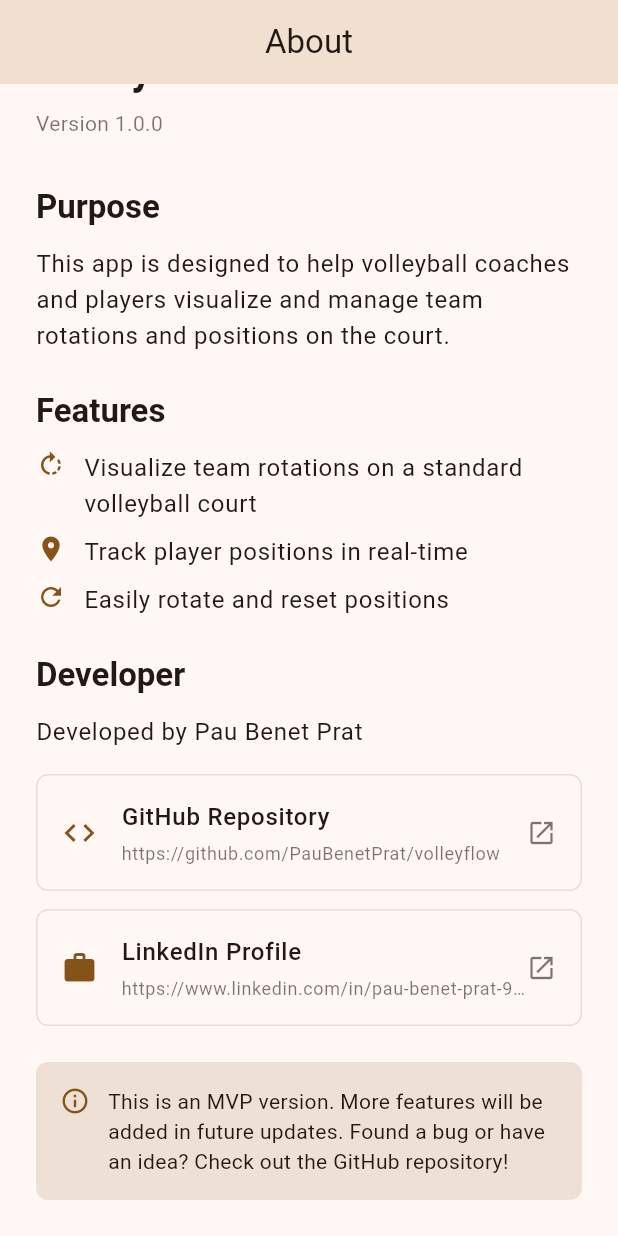
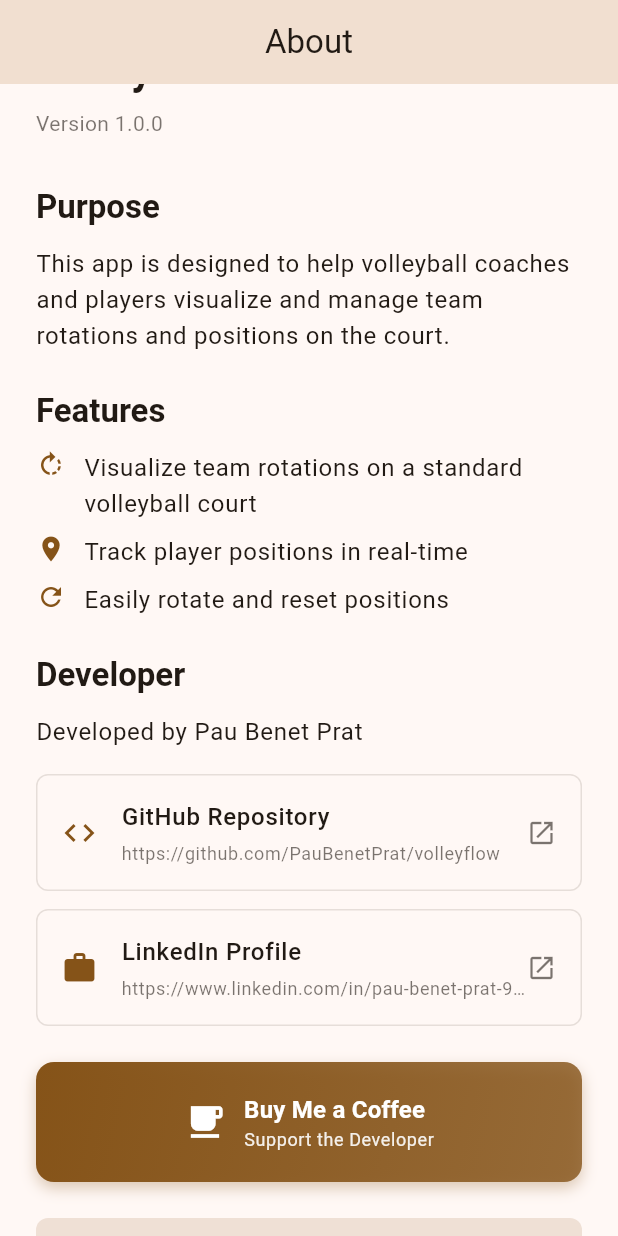
Before and after one commit to PauBenetPrat/volleyflow, a Flutter app: the AboutPage screen opened by its route, scrolled down 164 dp, on a phone screen of 412 x 824 dp. Run offline on Flutter 3.47's test engine with Material 3 defaults, Android fonts, the phone set to English and light mode, and no system bars; our stand-ins replace flutter_riverpod, go_router, shared_preferences; accounts and stored records are empty.

Commit message:
no-rev: Add buy me a coffee link

```diff
--- a/lib/features/about/presentation/pages/about_page.dart
+++ b/lib/features/about/presentation/pages/about_page.dart
@@ -121,6 +121,64 @@
                 label: l10n.linkedinProfile,
                 url: 'https://www.linkedin.com/in/pau-benet-prat-9a747692/',
                 onTap: () => _launchURL('https://www.linkedin.com/in/pau-benet-prat-9a747692/'),
+              ),
+              const SizedBox(height: 24),
+
+              // Ko-fi Support Button
+              InkWell(
+                onTap: () => _launchURL('https://ko-fi.com/paubenetprat'),
+                borderRadius: BorderRadius.circular(12),
+                child: Container(
+                  padding: const EdgeInsets.all(20),
+                  decoration: BoxDecoration(
+                    gradient: LinearGradient(
+                      colors: [
+                        theme.colorScheme.primary,
+                        theme.colorScheme.primary.withValues(alpha: 0.8),
+                      ],
+                      begin: Alignment.topLeft,
+                      end: Alignment.bottomRight,
+                    ),
+                    borderRadius: BorderRadius.circular(12),
+                    boxShadow: [
+                      BoxShadow(
+                        color: theme.colorScheme.primary.withValues(alpha: 0.3),
+                        blurRadius: 8,
+                        offset: const Offset(0, 4),
+                      ),
+                    ],
+                  ),
+                  child: Row(
+                    mainAxisAlignment: MainAxisAlignment.center,
+                    children: [
+                      Icon(
+                        Icons.local_cafe,
+                        color: theme.colorScheme.onPrimary,
+                        size: 28,
+                      ),
+                      const SizedBox(width: 12),
+                      Column(
+                        crossAxisAlignment: CrossAxisAlignment.start,
+                        mainAxisSize: MainAxisSize.min,
+                        children: [
+                          Text(
+                            l10n.buyMeACoffee,
+                            style: theme.textTheme.titleMedium?.copyWith(
+                              color: theme.colorScheme.onPrimary,
+                              fontWeight: FontWeight.bold,
+                            ),
+                          ),
+                          Text(
+                            l10n.supportDeveloper,
+                            style: theme.textTheme.bodySmall?.copyWith(
+                              color: theme.colorScheme.onPrimary.withValues(alpha: 0.9),
+                            ),
+                          ),
+                        ],
+                      ),
+                    ],
+                  ),
+                ),
               ),
               const SizedBox(height: 24),
 
--- a/lib/l10n/app_ca.arb
+++ b/lib/l10n/app_ca.arb
@@ -142,5 +142,7 @@
   "premiumFeature": "Funció Premium",
   "premiumFeatureMessage": "Crear múltiples equips és una funció premium. Per desbloquejar aquesta funció, contacta amb nosaltres.",
   "premiumFeatureRequest": "Sol·licitud de Funció Premium",
-  "contactUs": "Contacta'ns"
+  "contactUs": "Contacta'ns",
+  "buyMeACoffee": "Convida'm a un Cafè",
+  "supportDeveloper": "Dona Suport al Desenvolupador"
 }
--- a/lib/l10n/app_de.arb
+++ b/lib/l10n/app_de.arb
@@ -138,5 +138,7 @@
   "dontShowAgain": "Nicht wieder anzeigen",
   "doubleTapDiscoveryTitle": "Wussten Sie schon?",
   "doubleTapDiscoveryMessage": "Sie haben gerade eine versteckte Funktion entdeckt! Doppeltippen rotiert rückwärts.",
-  "gotIt": "Verstanden!"
+  "gotIt": "Verstanden!",
+  "buyMeACoffee": "Spendiere mir einen Kaffee",
+  "supportDeveloper": "Entwickler unterstützen"
 }
--- a/lib/l10n/app_en.arb
+++ b/lib/l10n/app_en.arb
@@ -587,5 +587,13 @@
   "contactUs": "Contact Us",
   "@contactUs": {
     "description": "Contact us button"
+  },
+  "buyMeACoffee": "Buy Me a Coffee",
+  "@buyMeACoffee": {
+    "description": "Buy me a coffee button text"
+  },
+  "supportDeveloper": "Support the Developer",
+  "@supportDeveloper": {
+    "description": "Support developer text"
   }
 }
--- a/lib/l10n/app_es.arb
+++ b/lib/l10n/app_es.arb
@@ -138,5 +138,7 @@
   "dontShowAgain": "No mostrar de nuevo",
   "doubleTapDiscoveryTitle": "¿Sabías que...?",
   "doubleTapDiscoveryMessage": "¡Acabas de descubrir una función oculta! El doble toque rota hacia atrás.",
-  "gotIt": "¡Entendido!"
+  "gotIt": "¡Entendido!",
+  "buyMeACoffee": "Invítame a un Café",
+  "supportDeveloper": "Apoya al Desarrollador"
 }
--- a/lib/l10n/app_eu.arb
+++ b/lib/l10n/app_eu.arb
@@ -138,5 +138,7 @@
   "dontShowAgain": "Ez erakutsi berriro",
   "doubleTapDiscoveryTitle": "Ba al zenekien?",
   "doubleTapDiscoveryMessage": "Ezkutuko funtzio bat aurkitu duzu! Klik bikoitzak atzera egiten du.",
-  "gotIt": "Ulertuta!"
+  "gotIt": "Ulertuta!",
+  "buyMeACoffee": "Gonbidatu Kafe Bat",
+  "supportDeveloper": "Garatzailea Lagundu"
 }
--- a/lib/l10n/app_fr.arb
+++ b/lib/l10n/app_fr.arb
@@ -138,5 +138,7 @@
   "dontShowAgain": "Ne plus afficher",
   "doubleTapDiscoveryTitle": "Le saviez-vous ?",
   "doubleTapDiscoveryMessage": "Vous venez de découvrir une fonctionnalité cachée ! Le double tapotement fait tourner en arrière.",
-  "gotIt": "Compris !"
+  "gotIt": "Compris !",
+  "buyMeACoffee": "Offrez-moi un Café",
+  "supportDeveloper": "Soutenir le Développeur"
 }
--- a/lib/l10n/app_localizations.dart
+++ b/lib/l10n/app_localizations.dart
@@ -939,6 +939,18 @@
   /// In en, this message translates to:
   /// **'Got it!'**
   String get gotIt;
+
+  /// Buy me a coffee button text
+  ///
+  /// In en, this message translates to:
+  /// **'Buy Me a Coffee'**
+  String get buyMeACoffee;
+
+  /// Support developer text
+  ///
+  /// In en, this message translates to:
+  /// **'Support the Developer'**
+  String get supportDeveloper;
 }
 
 class _AppLocalizationsDelegate
--- a/lib/l10n/app_localizations_ca.dart
+++ b/lib/l10n/app_localizations_ca.dart
@@ -455,4 +455,10 @@
 
   @override
   String get gotIt => 'Entesos!';
+
+  @override
+  String get buyMeACoffee => 'Convida\'m a un Cafè';
+
+  @override
+  String get supportDeveloper => 'Dona Suport al Desenvolupador';
 }
--- a/lib/l10n/app_localizations_en.dart
+++ b/lib/l10n/app_localizations_en.dart
@@ -452,4 +452,10 @@
 
   @override
   String get gotIt => 'Got it!';
+
+  @override
+  String get buyMeACoffee => 'Buy Me a Coffee';
+
+  @override
+  String get supportDeveloper => 'Support the Developer';
 }
```
Also changed, not shown: lib/l10n/app_localizations_de.dart (+18 -9 lines), lib/l10n/app_localizations_es.dart (+17 -9 lines), lib/l10n/app_localizations_eu.dart (+16 -9 lines), lib/l10n/app_localizations_fr.dart (+18 -9 lines).
